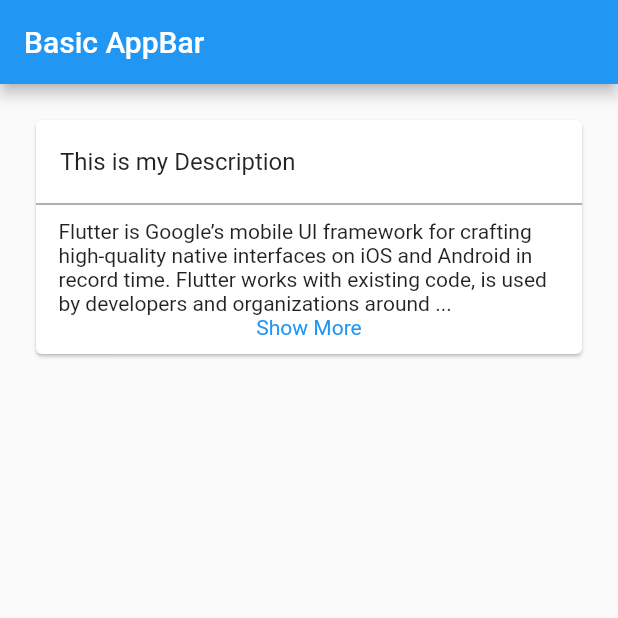
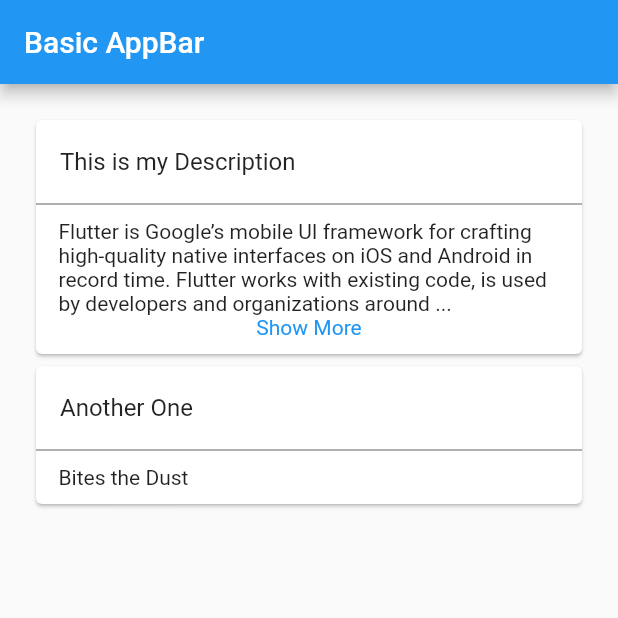
Before and after one commit to KenAsawa/CarMeets, a Flutter app: the screen it shows after launch, on a phone screen of 412 x 824 dp, the top half of it. Run offline on Flutter 3.47's test engine with Material 2 defaults, Android fonts, the phone set to English and light mode, and no system bars.

```diff
--- a/lib/description_cards.dart
+++ b/lib/description_cards.dart
@@ -48,7 +48,12 @@ class _DescriptionCardsState extends State<DescriptionCards> {
               padding:
                   new EdgeInsets.symmetric(horizontal: 15.0, vertical: 10.0),
               child: secondHalf.isEmpty
-                  ? new Text(firstHalf)
+                  ? new Row(
+                      mainAxisAlignment: MainAxisAlignment.start,
+                      children: <Widget>[
+                        new Text(firstHalf),
+                      ],
+                    )
                   : new Column(
                       children: <Widget>[
                         new Text(flag
--- a/lib/main.dart
+++ b/lib/main.dart
@@ -21,8 +21,32 @@ class MyApp extends StatelessWidget { //Stateless takes less resources than Stat
           margin: EdgeInsets.all(20.0),
           child: Column(
             children: [
+
+              /*new PopupMenuButton( //PopUpMenuButton is a Dropdown Menu in the Body
+                onSelected: choiceAction,
+                itemBuilder: (BuildContext context){
+                  return Constants.choices.map((String choice){
+                    return PopupMenuItem<String>(
+                        value: choice,
+                        child: Text(choice)
+                    );
+                  }).toList();
+                },
+                child: Text('Drop Down Menu'),
+              ), //PopUpMenuButton is a Dropdown Menu in the Body
+              new RaisedButton( //RSVP Button
+                color: Colors.redAccent[700],
+                textColor: Colors.white,
+                onPressed: () {},
+                child: Text('RSVP'),
+              ), //RSVP Button
+              new Divider(
+              ),*/
               new Container(
                 child: DescriptionCards(title: 'This is my Description', text: 'Flutter is Google’s mobile UI framework for crafting high-quality native interfaces on iOS and Android in record time. Flutter works with existing code, is used by developers and organizations around the world, and is free. Flutter is Google’s mobile UI framework for crafting high-quality native interfaces on iOS and Android in record time. Flutter works with existing code, is used by developers and organizations around the world, and is free. Flutter is Google’s mobile UI framework for crafting high-quality native interfaces on iOS and Android in record time. Flutter works with existing code, is used by developers and organizations around the world, and is free. Flutter is Google’s mobile UI framework for crafting high-quality native interfaces on iOS and Android in record time. Flutter works with existing code, is used by developers and organizations around the world, and is free.')
+              ),
+              new Container(
+                child: DescriptionCards(title: 'Another One', text: 'Bites the Dust'),
               )
             ]
           )
@@ -31,4 +55,19 @@ class MyApp extends StatelessWidget { //Stateless takes less resources than Stat
       ),
     );
   }
+  /*void choiceAction(String choice) {
+    print(choice);
+  }*/
 }
+
+/*class Constants{
+  static const String Not_Interested = 'Not Interested';
+  static const String Interested = 'Interested';
+  static const String Going = 'Going';
+
+  static const List<String> choices = <String>[
+    Not_Interested,
+    Interested,
+    Going
+  ];
+}*/
```
